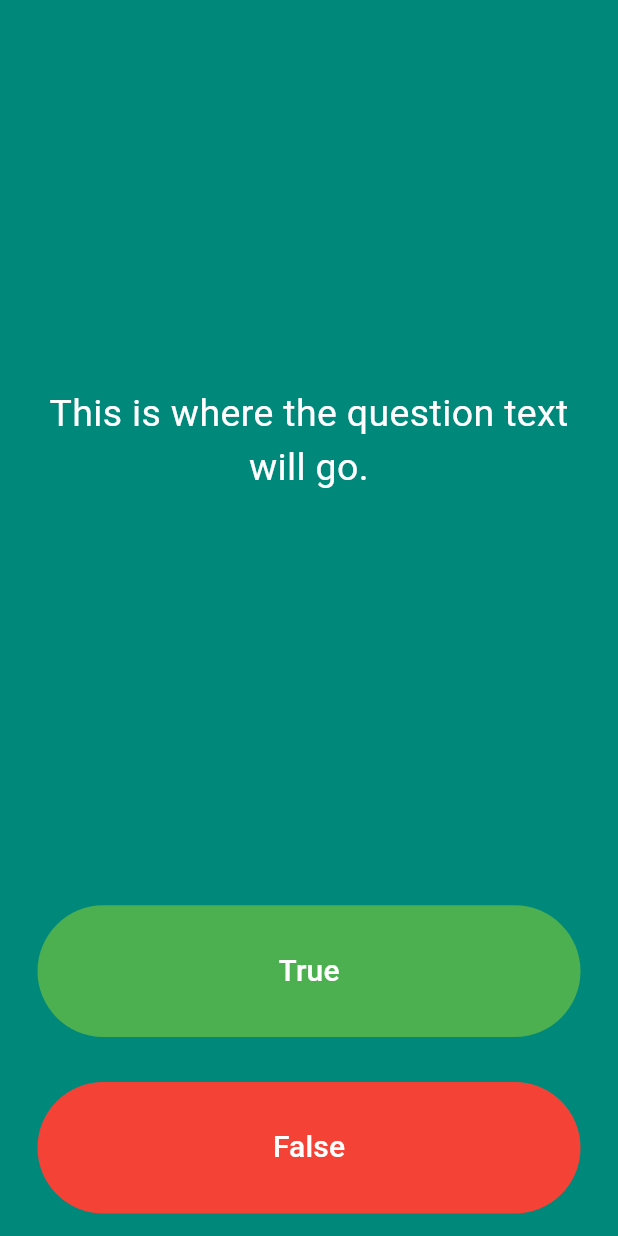
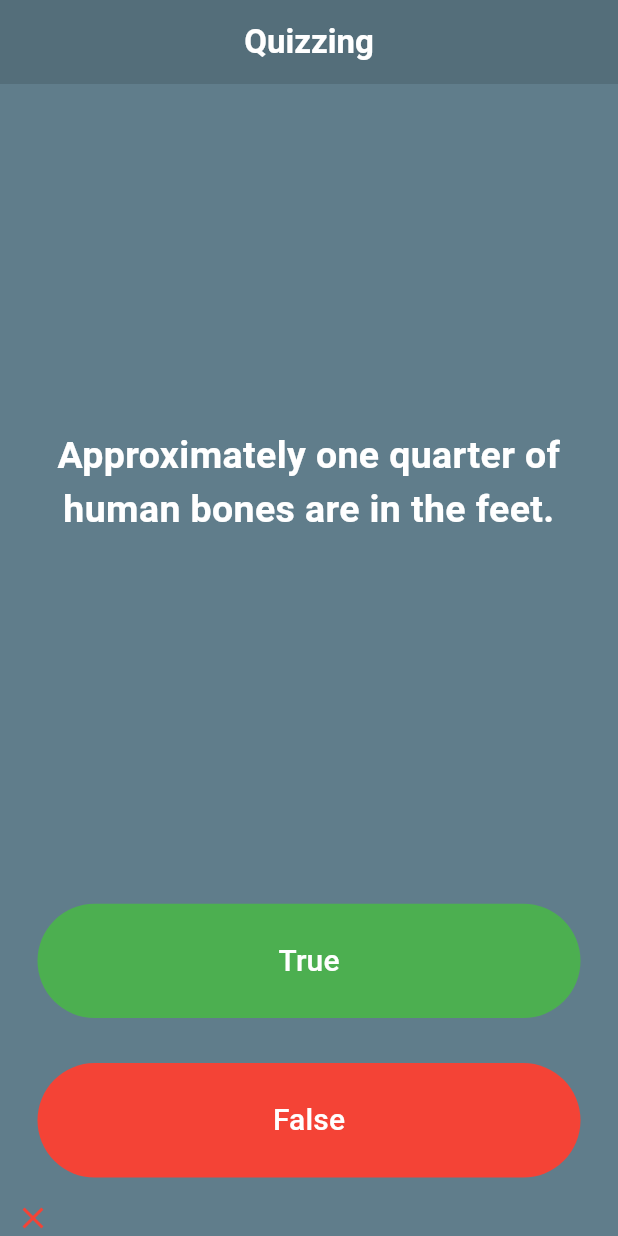
Before and after one commit to JosuaIF23/flutter-Quizing, a Flutter app: the screen it shows after launch, after a tap on "True", on a phone screen of 412 x 824 dp. Run offline on Flutter 3.47's test engine with Material 3 defaults, Android fonts, the phone set to English and light mode, and no system bars.

Commit message:
Making the UI and the func and using the first class for this project

```diff
--- a/lib/main.dart
+++ b/lib/main.dart
@@ -1,13 +1,22 @@
 import 'package:flutter/material.dart';
+import 'package:qizing_flutter/question.dart';
 
-void main() => runApp(Quizzler());
+void main() => runApp(Quizzing());
 
-class Quizzler extends StatelessWidget {
+class Quizzing extends StatelessWidget {
   @override
   Widget build(BuildContext context) {
     return MaterialApp(
       home: Scaffold(
-        backgroundColor: Colors.teal[600],
+        backgroundColor: Colors.blueGrey,
+        appBar: AppBar(
+          backgroundColor: Colors.blueGrey[600],
+          title: Text(
+            'Quizzing',
+            style: TextStyle(fontWeight: FontWeight.bold, color: Colors.white),
+          ),
+          centerTitle: true,
+        ),
         body: SafeArea(
           child: Padding(
             padding: EdgeInsets.symmetric(horizontal: 10.0),
@@ -25,6 +34,41 @@ class QuizPage extends StatefulWidget {
 }
 
 class _QuizPageState extends State<QuizPage> {
+  //List of the Icon
+  List<Icon> scoreTracker = [
+    // Icon(Icons.check, color: Colors.green),
+    // Icon(Icons.close, color: Colors.red),
+  ];
+
+  // List<String> question = [
+  //   'You can Lead a goat down stair but not up stair.',
+  //   'Approximately one quarter of human bones are in the feet.',
+  //   'A slug\'s  blood color are green.',
+  // ];
+
+  // Question q1 = Question(
+  //   questionText: 'You can Lead a goat down stair but not up stair.',
+  //   questionAnswer: true,
+  // );
+  // List<bool> answer = [false, true, true];
+
+  List<Question> questionBank = [
+    Question(
+      questionText: 'You can Lead a goat down stair but not up stair.',
+      questionAnswer: false,
+    ),
+    Question(
+      questionText: 'Approximately one quarter of human bones are in the feet.',
+      questionAnswer: true,
+    ),
+    Question(
+      questionText: 'A slug\'s  blood color are green.',
+      questionAnswer: true,
+    ),
+  ];
+
+  int questionNumber = 0;
+
   @override
   Widget build(BuildContext context) {
     return Column(
@@ -37,9 +81,13 @@ class _QuizPageState extends State<QuizPage> {
             padding: EdgeInsets.all(10.0),
             child: Center(
               child: Text(
-                'This is where the question text will go.',
+                questionBank[questionNumber].questionText,
                 textAlign: TextAlign.center,
-                style: TextStyle(fontSize: 25.0, color: Colors.white),
+                style: TextStyle(
+                  fontSize: 25.0,
+                  color: Colors.white,
+                  fontWeight: FontWeight.bold,
+                ),
               ),
             ),
           ),
@@ -54,7 +102,19 @@ class _QuizPageState extends State<QuizPage> {
                 style: TextStyle(color: Colors.white, fontSize: 20.0),
               ),
               onPressed: () {
-                print('user pick True Everybody');
+                bool correctAnswer =
+                    questionBank[questionNumber].questionAnswer;
+                if (correctAnswer == true) {
+                  scoreTracker.add(Icon(Icons.check, color: Colors.green));
+                  print('user got it right');
+                } else {
+                  scoreTracker.add(Icon(Icons.close, color: Colors.red));
+                  print('user got it wrong');
+                }
+
+                setState(() {
+                  questionNumber++;
+                });
               },
             ),
           ),
@@ -69,13 +129,27 @@ class _QuizPageState extends State<QuizPage> {
                 style: TextStyle(fontSize: 20.0, color: Colors.white),
               ),
               onPressed: () {
-                print('user pick False Everybody');
+                setState(() {
+                  bool correctAnswer =
+                      questionBank[questionNumber].questionAnswer;
+                  if (correctAnswer == false) {
+                    scoreTracker.add(Icon(Icons.check, color: Colors.green));
+                    print('user got it right');
+                  } else {
+                    scoreTracker.add(Icon(Icons.close, color: Colors.red));
+                    print('user got it wrong');
+                  }
+
+                  questionNumber++;
+                });
+
                 //The user picked false.
               },
             ),
           ),
         ),
         //TODO: Add a Row here as your score keeper
+        Row(children: scoreTracker),
       ],
     );
   }
--- /dev/null
+++ b/lib/question.dart
@@ -0,0 +1,16 @@
+// class Question {
+//   String? questionText;
+//   bool? questionAnswer;
+//
+//   Question({String? q, bool? a}) {
+//     questionText = q;
+//     questionAnswer = a;
+//   }
+// }
+
+class Question {
+  String questionText;
+  bool questionAnswer;
+
+  Question({required this.questionText, required this.questionAnswer});
+}
```
